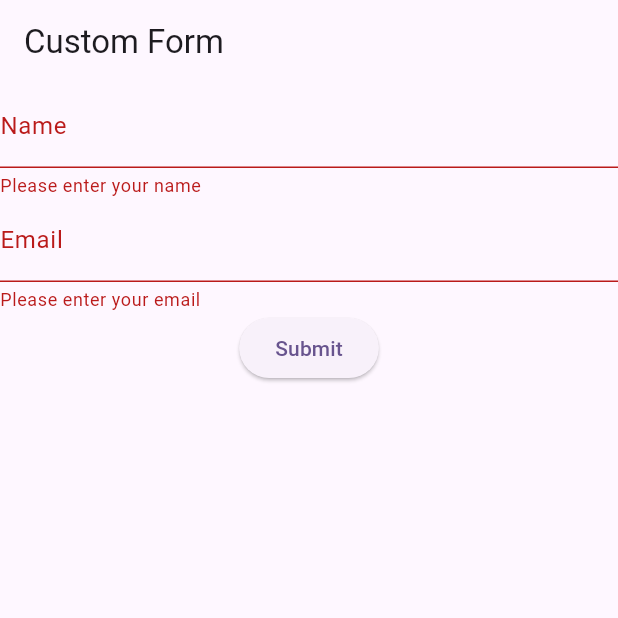
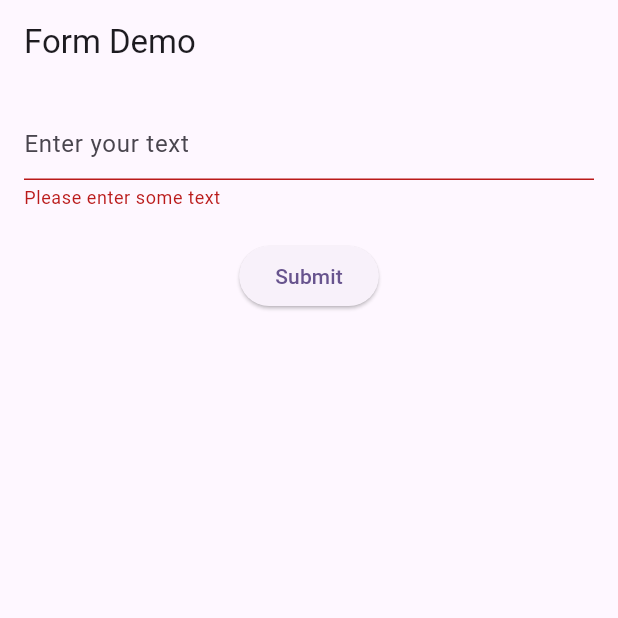
Before and after one commit to bigmosi/form, a Flutter app: the screen it shows after launch, after a tap on "Submit", on a phone screen of 412 x 824 dp, the top half of it. Run offline on Flutter 3.47's test engine with Material 3 defaults, Android fonts, the phone set to English and light mode, and no system bars.

Commit message:
implemented form and it validation

```diff
--- a/lib/my_custom_form.dart
+++ b/lib/my_custom_form.dart
@@ -22,41 +22,31 @@ class MyCustomFormState extends State<MyCustomForm> {
 
  @override
 Widget build(BuildContext context) {
-    // Build a Form widget using the _formKey created above.
   return Scaffold(
     appBar: AppBar(
-        title: const Text('Custom Form'),
+      title: const Text('Form Demo'),
     ),
-      body: Form(
+    body: Padding(
+      padding: const EdgeInsets.all(16.0),
+      child: Form(
         key: _formKey,
         child: Column(
           children: <Widget>[
             TextFormField(
               decoration: const InputDecoration(
-                labelText: 'Name',
+                hintText: 'Enter your text',
               ),
               validator: (value) {
                 if (value == null || value.isEmpty) {
-                  return 'Please enter your name';
+                  return 'Please enter some text';
                 }
                 return null;
               },
             ),
-            TextFormField(
-              decoration: const InputDecoration(
-                labelText: 'Email',
-              ),
-              validator: (value) {
-                if (value == null || value.isEmpty) {
-                  return 'Please enter your email';
-                }
-                return null;
-              },
-            ),
+            const SizedBox(height: 20),
             ElevatedButton(
               onPressed: () {
                 if (_formKey.currentState!.validate()) {
-                  // Process data.
                   ScaffoldMessenger.of(context).showSnackBar(
                     const SnackBar(content: Text('Processing Data')),
                   );
@@ -67,6 +57,8 @@ class MyCustomFormState extends State<MyCustomForm> {
           ],
         ),
       ),
+    ),
   );
 }
+
 }
```
Lines whose indentation alone changed are shown as unchanged.
